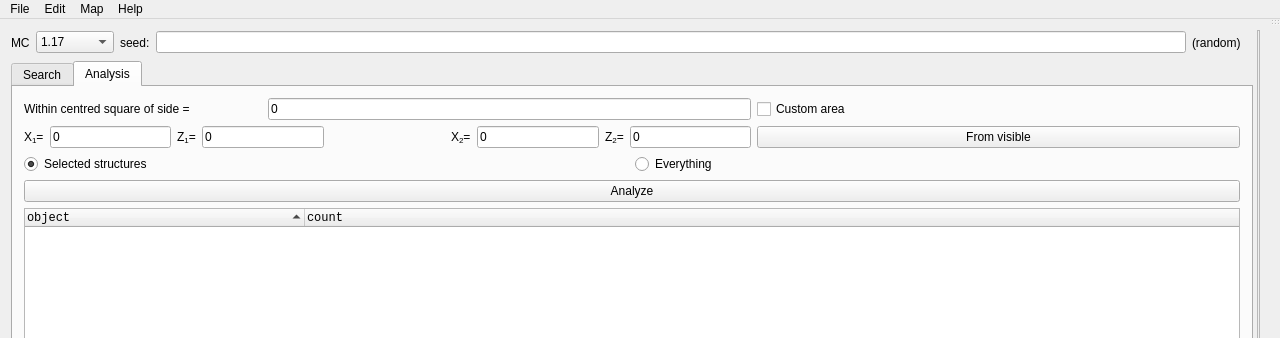
Old version of the form src/mainwindow.ui in the repository Cubitect/cubiomes-viewer; both pictures show x 0 to 1280 and y 0 to 338 of the 1280 by 800 pixel window.
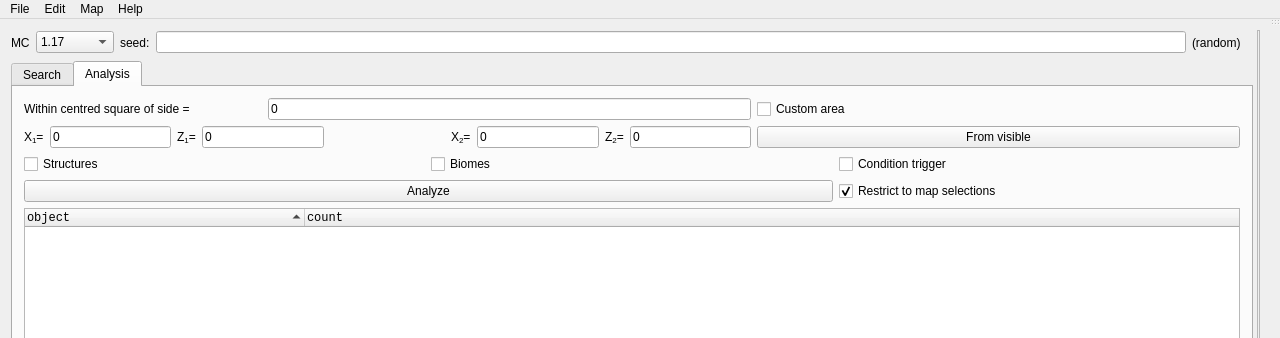
New version of the form. The open tabs and pages were chosen to show the change. Icons and pictures are not drawn. Custom widgets are drawn as their Qt base class.

Commit message: Features for update 1.10 1) relative conditions are much more rigoroulsy defined    fixing several issues and making new features possible 1a) relative conditions now always use the center of their parent 1b) a new helper condition allows for checks at individual instances 2) added condition triggers to analysis tab    this can also be used to look for locations in a given seed 3) search performance should be better for several types of searches    but may have suffered for others

```diff
--- a/src/mainwindow.ui
+++ b/src/mainwindow.ui
@@ -523,29 +523,55 @@
               </property>
              </widget>
             </item>
-            <item row="4" column="0" colspan="5">
-             <widget class="QPushButton" name="buttonAnalysis">
-              <property name="text">
-               <string>Analyze</string>
-              </property>
-             </widget>
-            </item>
-            <item row="2" column="0" colspan="5">
-             <layout class="QHBoxLayout" name="horizontalLayout">
-              <item>
-               <widget class="QRadioButton" name="radioStructs">
+            <item row="3" column="0" colspan="5">
+             <layout class="QGridLayout" name="gridLayout_3">
+              <item row="0" column="2">
+               <widget class="QCheckBox" name="checkConditions">
+                <property name="toolTip">
+                 <string>Features that trigger the search conditions, provided the seed matches</string>
+                </property>
                 <property name="text">
-                 <string>Selected structures</string>
+                 <string>Condition trigger</string>
+                </property>
+               </widget>
+              </item>
+              <item row="1" column="0" colspan="2">
+               <widget class="QPushButton" name="buttonAnalysis">
+                <property name="text">
+                 <string>Analyze</string>
+                </property>
+               </widget>
+              </item>
+              <item row="1" column="2">
+               <widget class="QCheckBox" name="checkMapOnly">
+                <property name="toolTip">
+                 <string>limits analysis to the selected structures and dimension in the map view</string>
+                </property>
+                <property name="text">
+                 <string>Restrict to map selections</string>
                 </property>
                 <property name="checked">
                  <bool>true</bool>
                 </property>
                </widget>
               </item>
-              <item>
-               <widget class="QRadioButton" name="radioEverything">
+              <item row="0" column="1">
+               <widget class="QCheckBox" name="checkBiomes">
+                <property name="toolTip">
+                 <string>statistic of biome occurances in area</string>
+                </property>
                 <property name="text">
-                 <string>Everything</string>
+                 <string>Biomes</string>
+                </property>
+               </widget>
+              </item>
+              <item row="0" column="0">
+               <widget class="QCheckBox" name="checkStructs">
+                <property name="toolTip">
+                 <string>structure positions in area</string>
+                </property>
+                <property name="text">
+                 <string>Structures</string>
                 </property>
                </widget>
               </item>
@@ -763,18 +789,18 @@
  </widget>
  <layoutdefault spacing="6" margin="11"/>
  <customwidgets>
-  <customwidget>
-   <class>MapView</class>
-   <extends>QWidget</extends>
-   <header>src/mapview.h</header>
-   <container>1</container>
-  </customwidget>
   <customwidget>
    <class>Collapsible</class>
    <extends>QWidget</extends>
    <header>src/collapsible.h</header>
    <container>1</container>
   </customwidget>
+  <customwidget>
+   <class>MapView</class>
+   <extends>QWidget</extends>
+   <header>src/mapview.h</header>
+   <container>1</container>
+  </customwidget>
  </customwidgets>
  <resources>
   <include location="../icons.qrc"/>
```
Left out of the diff: 16 changed lines with no effect on the pictures. The commit also changes 20 other files.
